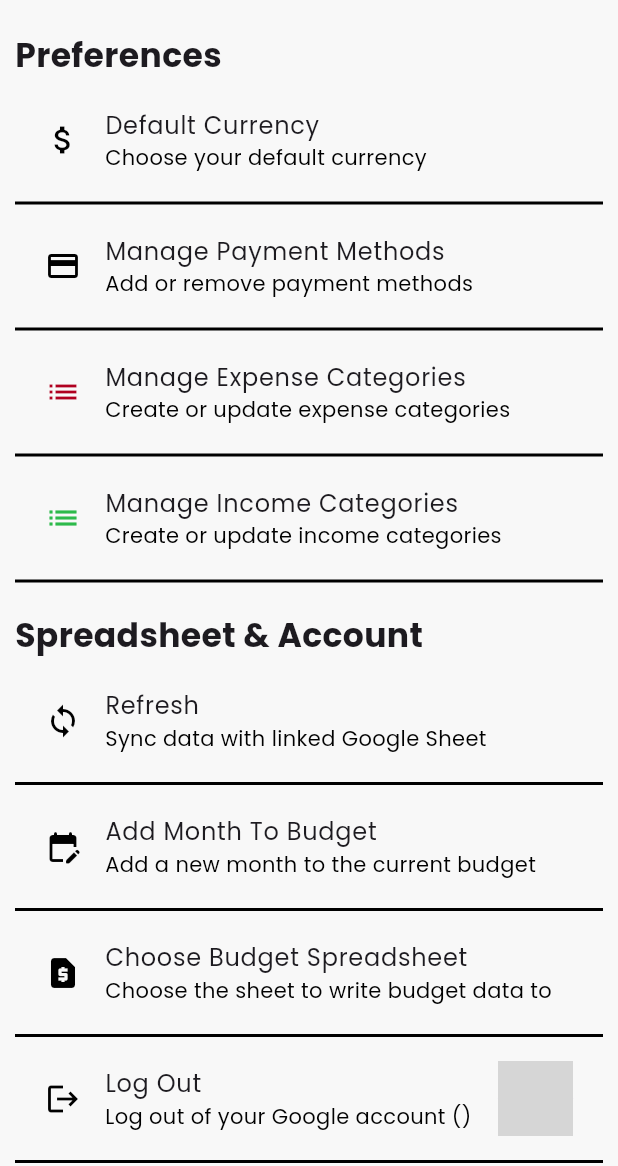
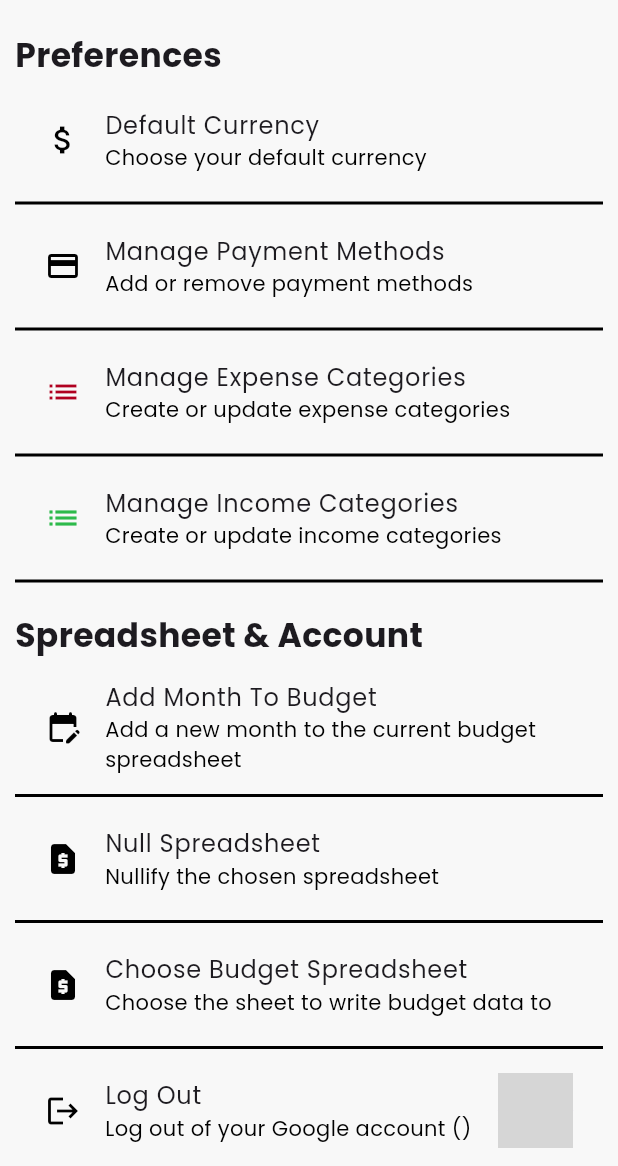
Before and after one commit to hrushikeshrv/money-warden, a Flutter app: the SettingsPage widget shown alone on an empty page, opened directly, on a phone screen of 412 x 824 dp, the part 70-1236 px from its top. Run offline on Flutter 3.47's test engine with Material 3 defaults, Android fonts, the phone set to English and light mode, and no system bars; our stand-ins replace community_charts_flutter, firebase_core, google_sign_in, googleapis_auth, shared_preferences; missing offline and left inert: community_charts_common, extension_google_sign_in_as_googleapis_auth, googleapis; accounts and stored records are empty; generated files the repository leaves out were written again; network calls fail; grey boxes are pictures that could not be loaded.

Commit message:
Fixed spreadsheet update bug

```diff
--- a/lib/components/spreadsheet_tile.dart
+++ b/lib/components/spreadsheet_tile.dart
@@ -1,9 +1,5 @@
 import 'package:flutter/material.dart';
 import 'package:googleapis/drive/v3.dart';
-import 'package:money_warden/models/budget_sheet.dart';
-import 'package:provider/provider.dart';
-
-import 'package:money_warden/components/pill_container.dart';
 
 
 /// A tile representing a spreadsheet shown to the user
--- a/lib/main.dart
+++ b/lib/main.dart
@@ -1,6 +1,7 @@
 import 'package:flutter/material.dart';
 import 'package:google_sign_in/google_sign_in.dart';
 import 'package:firebase_core/firebase_core.dart';
+import 'package:money_warden/pages/instructions.dart';
 import 'package:money_warden/pages/payment_method_list.dart';
 import 'package:money_warden/pages/transaction_category_list.dart';
 import 'package:money_warden/services/sheets.dart';
@@ -112,21 +113,21 @@ class _MoneyWardenState extends State<MoneyWarden> {
                     if (spreadsheetSnapshot.hasData) {
                       final GoogleSignInAccount? user = _currentUser;
                       if (user != null) {
-                        budget.spreadsheetId = spreadsheetSnapshot.data!['spreadsheetId'];
-                        budget.spreadsheetName = spreadsheetSnapshot.data!['spreadsheetName'];
+                        var prefs = authSnapshot.data!['sharedPreferences'];
+                        budget.spreadsheetId = prefs.getString('spreadsheetId');
+                        budget.spreadsheetName = prefs.getString('spreadsheetName');
                         budget.sharedPreferences = authSnapshot.data!['sharedPreferences'];
                         budget.userSpreadsheets = authSnapshot.data!['spreadsheets'];
 
-                        // TODO: Check if a spreadsheet has been selected and show users an instructions page if not.
                         if (
-                          spreadsheetSnapshot.data!['spreadsheetId'] != null
-                          && spreadsheetSnapshot.data!['spreadsheetId'] != ''
+                          budget.spreadsheetId != null
+                          && budget.spreadsheetId != ''
                           && !budget.budgetInitializationFailed
                         ) {
                           budget.initBudgetData();
                         }
-                        else {
-                          // Redirect users to instructions page.
+                        else if (!budget.budgetInitializationFailed) {
+                          return const InstructionsPage();
                         }
 
                         return Scaffold(
--- a/lib/pages/settings.dart
+++ b/lib/pages/settings.dart
@@ -86,15 +86,9 @@ class _SettingsPageState extends State<SettingsPage> {
                     const SizedBox(height: 20),
                     const Heading1(text: 'Spreadsheet & Account'),
                     SettingsTile(
-                      leading: const Icon(Icons.sync),
-                      title: 'Refresh',
-                      subtitle: 'Sync data with linked Google Sheet',
-                      onTap: () {},
-                    ),
-                    SettingsTile(
                       leading: const Icon(Icons.edit_calendar_rounded),
                       title: 'Add Month To Budget',
-                      subtitle: 'Add a new month to the current budget',
+                      subtitle: 'Add a new month to the current budget spreadsheet',
                       onTap: () {
                         showModalBottomSheet(
                           context: context,
@@ -110,8 +104,17 @@ class _SettingsPageState extends State<SettingsPage> {
                     ),
                     SettingsTile(
                       leading: const Icon(Icons.request_page),
+                      title: 'Null Spreadsheet',
+                      subtitle: 'Nullify the chosen spreadsheet',
+                      onTap: () {
+                        budget.setSpreadsheetId('');
+                        budget.setSpreadsheetName('NULL');
+                      },
+                    ),
+                    SettingsTile(
+                      leading: const Icon(Icons.request_page),
                       title: 'Choose Budget Spreadsheet',
-                      subtitle: 'Choose the sheet to write budget data to${budget.spreadsheetName != null ? ". (Currently ${budget.spreadsheetName})" : ""}',
+                      subtitle: 'Choose the sheet to write budget data to${budget.spreadsheetName != null ? " (currently ${budget.spreadsheetName})" : ""}',
                       onTap: () {
                         Navigator.of(context).pushNamed('user_sheets_list');
                       },
@@ -119,8 +122,7 @@ class _SettingsPageState extends State<SettingsPage> {
                     SettingsTile(
                       leading: const Icon(Icons.logout),
                       title: 'Log Out',
-                      subtitle: 'Log out of your Google account (${AuthService
-                          .getUserEmail()})',
+                      subtitle: 'Log out of your Google account (${AuthService.getUserEmail()})',
                       onTap: () async {
                         await AuthService.signOut();
                       },
--- a/lib/pages/user_sheets_list.dart
+++ b/lib/pages/user_sheets_list.dart
@@ -51,6 +51,10 @@ class _UserSheetsListState extends State<UserSheetsList> {
                   const MwWarning(
                     children: [
                       Text('The sheet you select must be in the correct format for Money Warden to be able to work with it.'),
+                      SizedBox(height: 20,),
+                      Text(
+                        'If you haven\'t used Money Warden before, you can create a new budget spreadsheet below'
+                      )
                     ]
                   ),
                   const SizedBox(height: 20),
--- a/lib/utils/utils.dart
+++ b/lib/utils/utils.dart
@@ -147,6 +147,12 @@ String getCurrentOrClosestMonth(List<String> budgetMonths) {
     }
   }
   return closestMonthName;
+}
+
+
+/// Returns the name of the current month
+String getCurrentMonthName() {
+  return getMonthNameFromDate(DateTime.now(), false);
 }
 
 
```
Also changed, not shown: lib/models/budget_sheet.dart (+32 -18 lines), lib/pages/instructions.dart (added, +66 -0 lines).
